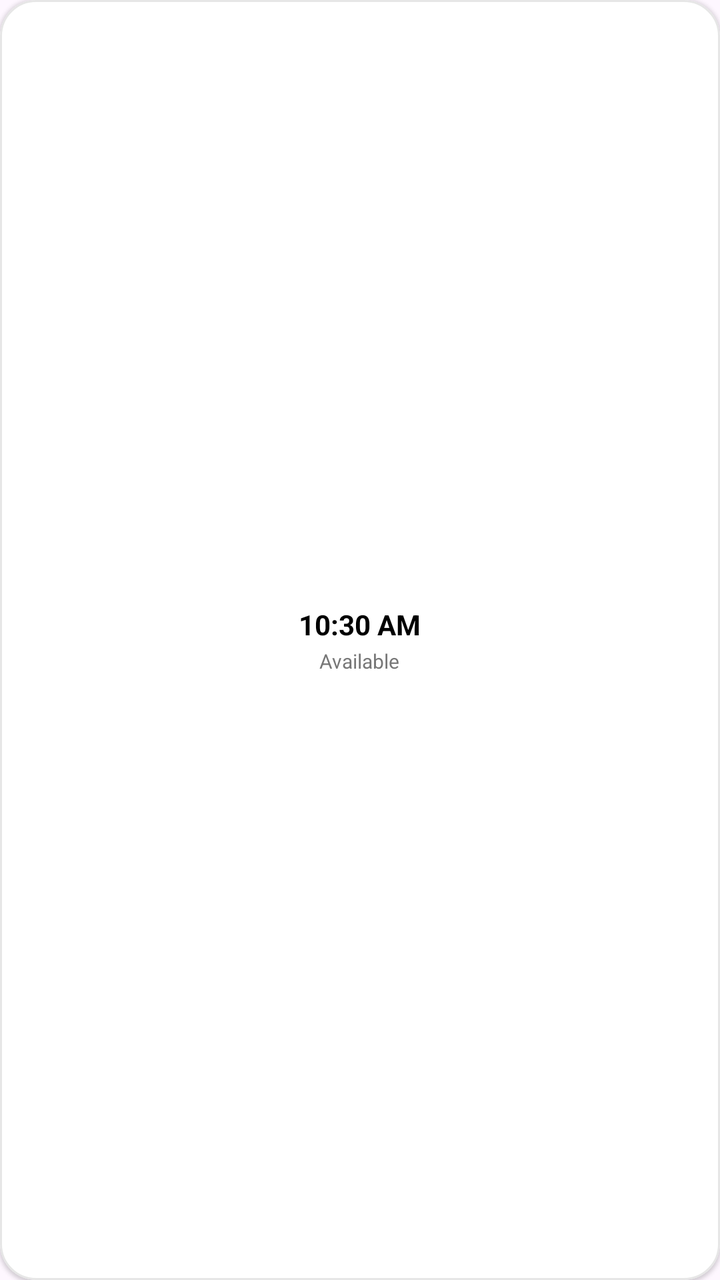
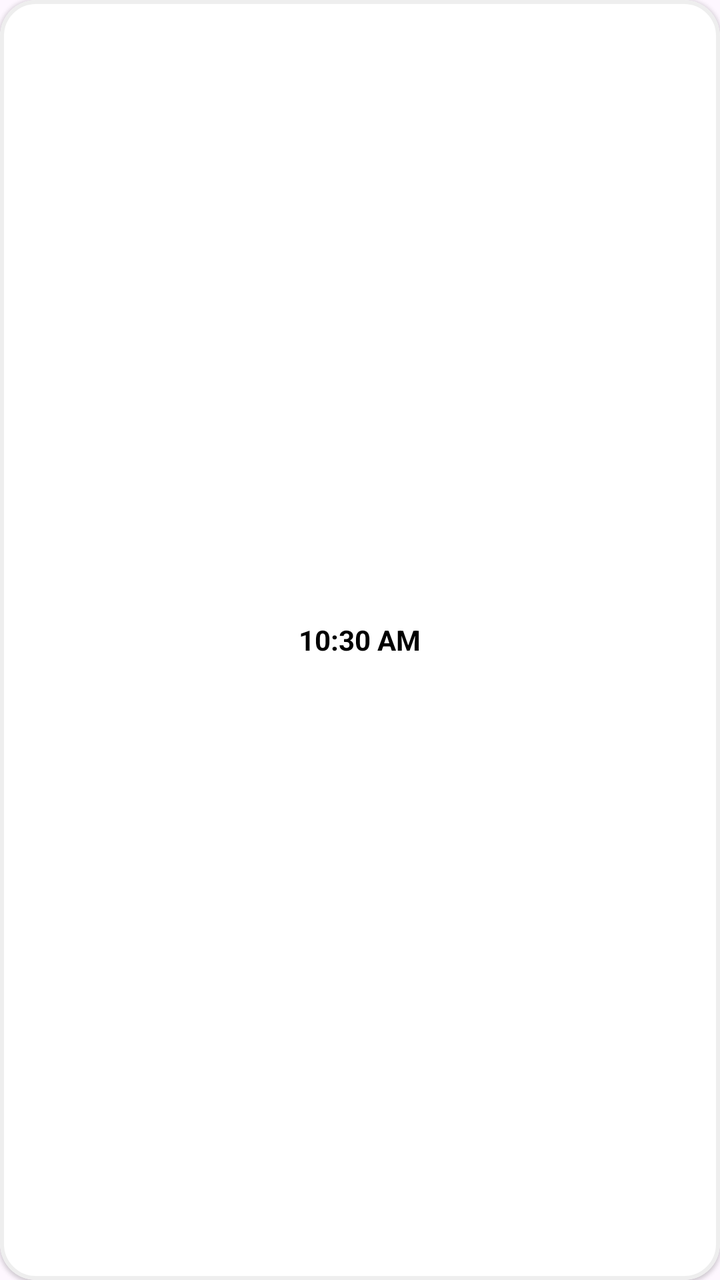

Screens rendered from an Android XML layout before and after an edit, with the pre-edit source and the edit as a unified diff.
<!-- AndroidManifest.xml: application theme Theme.TheKaincheeUser -->
<!-- res/layout/item_slot.xml -->
<?xml version="1.0" encoding="utf-8"?>
<com.google.android.material.card.MaterialCardView
    xmlns:android="http://schemas.android.com/apk/res/android"
    xmlns:app="http://schemas.android.com/apk/res-auto"
    android:id="@+id/cardSlot"
    android:layout_width="match_parent"
    android:layout_height="64dp"
    android:layout_margin="6dp"
    app:cardBackgroundColor="@android:color/white"
    app:cardCornerRadius="18dp"
    app:cardElevation="1dp"
    app:strokeColor="#E6E6E6"
    app:strokeWidth="1dp">

    <LinearLayout
        android:layout_width="match_parent"
        android:layout_height="match_parent"
        android:gravity="center"
        android:orientation="vertical">

        

        <TextView
            android:id="@+id/tvSlotTime"
            android:layout_width="wrap_content"
            android:layout_height="wrap_content"
            android:text="10:30 AM"
            android:textColor="@color/black"
            android:textSize="14sp"
            android:textStyle="bold"/>

        

        <TextView
            android:id="@+id/tvSlotStatus"
            android:layout_width="wrap_content"
            android:layout_height="wrap_content"
            android:layout_marginTop="2dp"
            android:text="Available"
            android:textColor="#777777"
            android:textSize="10sp"/>

    </LinearLayout>

</com.google.android.material.card.MaterialCardView>
<!-- resources referenced by this layout -->
<resources>
  <color name="black">#FF000000</color>
  <style name="Theme.TheKaincheeUser" parent="Base.Theme.TheKaincheeUser" />
  <style name="Base.Theme.TheKaincheeUser" parent="Theme.Material3.DayNight.NoActionBar">
          
          
          <item name="colorPrimary">@color/primaryColor</item>
  
      </style>
  <color name="primaryColor">#00695C</color>
</resources>

<!-- the commit's change to res/layout/item_slot.xml (unified diff, before → after) -->
@@ -8,18 +8,19 @@
     android:layout_margin="6dp"
     app:cardBackgroundColor="@android:color/white"
     app:cardCornerRadius="18dp"
+    android:clickable="true"
+    android:focusable="true"
+    app:strokeColor="@color/slot_stroke_selector"
+
+    android:foreground="?attr/selectableItemBackground"
     app:cardElevation="1dp"
-    app:strokeColor="#E6E6E6"
-    app:strokeWidth="1dp">
+    app:strokeWidth="2dp">
 
     <LinearLayout
         android:layout_width="match_parent"
         android:layout_height="match_parent"
         android:gravity="center"
         android:orientation="vertical">
-
-        
-
         <TextView
             android:id="@+id/tvSlotTime"
             android:layout_width="wrap_content"
@@ -29,16 +30,7 @@
             android:textSize="14sp"
             android:textStyle="bold"/>
 
-        
 
-        <TextView
-            android:id="@+id/tvSlotStatus"
-            android:layout_width="wrap_content"
-            android:layout_height="wrap_content"
-            android:layout_marginTop="2dp"
-            android:text="Available"
-            android:textColor="#777777"
-            android:textSize="10sp"/>
 
     </LinearLayout>
 
